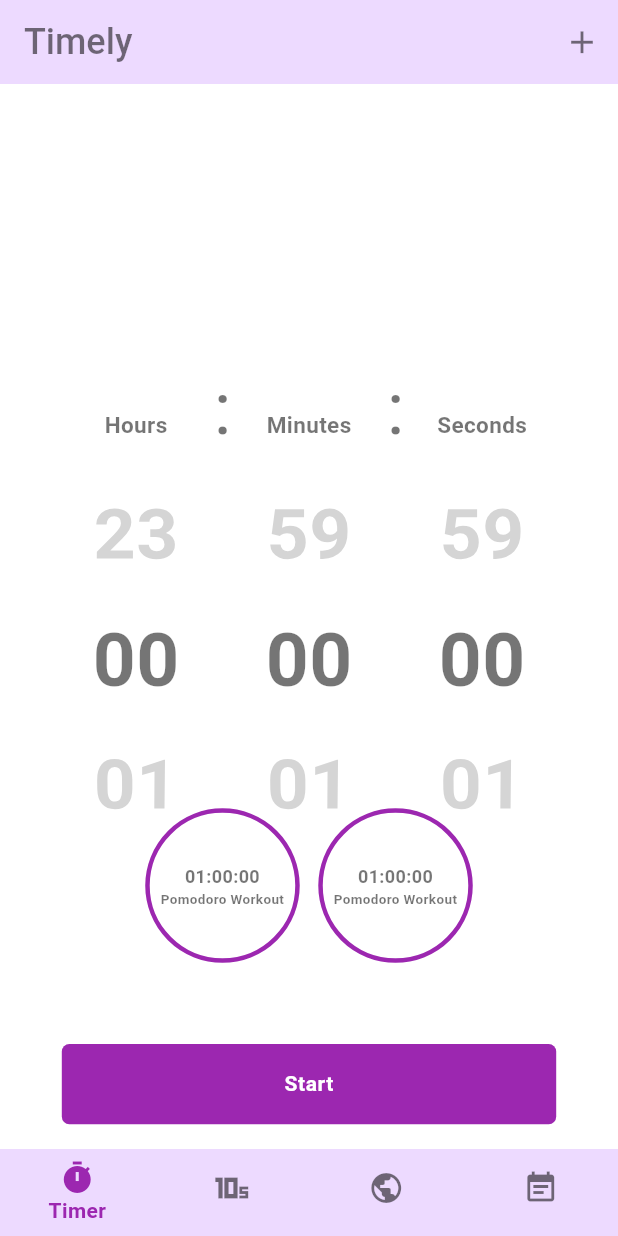
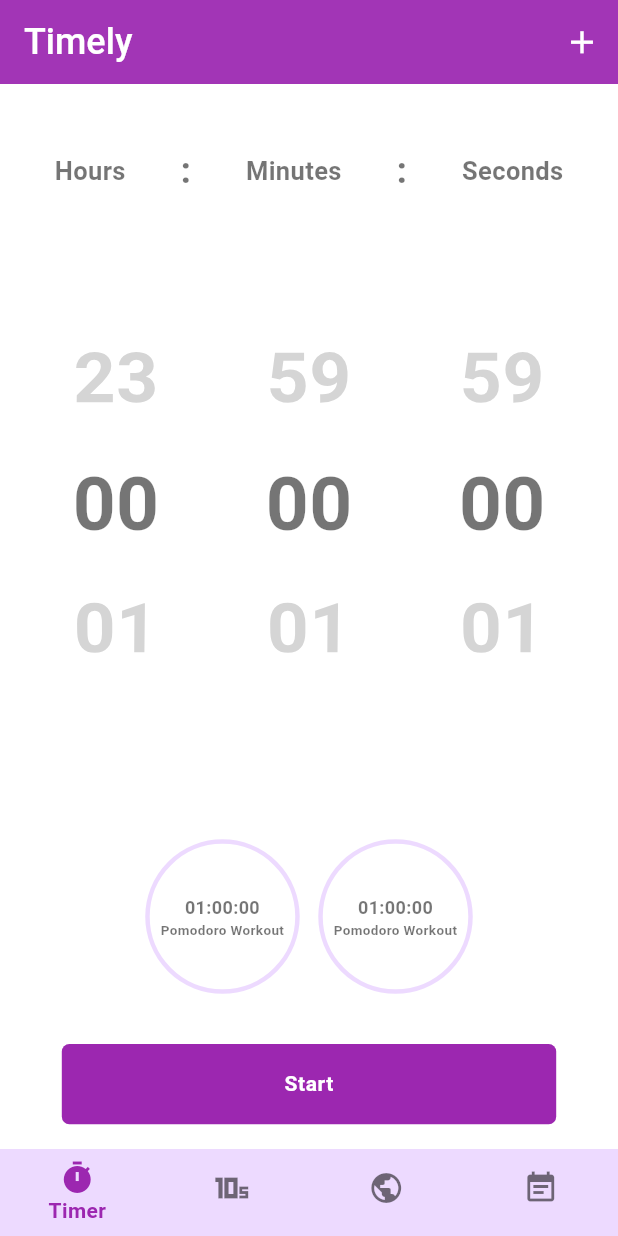
Before and after one commit to yellow-Flickr/timely, a Flutter app: the screen it shows after launch, on a phone screen of 412 x 824 dp. Run offline on Flutter 3.47's test engine with Material 3 defaults, Android fonts, the phone set to English and light mode, and no system bars; our stand-ins replace go_router, timezone.

Commit message:
timer feature commit

```diff
--- a/lib/Components.dart
+++ b/lib/Components.dart
@@ -74,20 +74,19 @@ class DigitSeperator extends StatelessWidget {
     double height = MediaQuery.of(context).size.height;
     // double width = MediaQuery.of(context).size.width;
     return Container(
-      padding: wheelSelector ? EdgeInsets.only(top: height * 0.1) : null,
-      margin: wheelSelector ? const EdgeInsets.only(top: 10) : null,
-      height: wheelSelector ? height * 0.4 : null,
+      padding: wheelSelector ? EdgeInsets.only(top: height * 0.09) : null,
+      margin: wheelSelector ? const EdgeInsets.only(top: 0) : null,
+      height: wheelSelector ? height * 0.3 : null,
       // width: wheelSelector ? width * 0.25 : null,
-      child: Center(
-          child: Text(
-        seperator,
-        style: style ??
-            const TextStyle(
-              textBaseline: TextBaseline.ideographic,
-              fontSize: 50,
-              fontWeight: FontWeight.w400,
+      child: Text(
+              seperator,
+              style: style ??
+        const TextStyle(
+          textBaseline: TextBaseline.ideographic,
+          fontSize: 30,
+          fontWeight: FontWeight.w700,
+        ),
             ),
-      )),
     );
   }
 }
--- a/lib/constant.dart
+++ b/lib/constant.dart
@@ -141,9 +141,9 @@ class Themes {
 }
 
 final double width =
-    MediaQueryData.fromWindow(WidgetsBinding.instance.window).size.width;
+    MediaQueryData.fromView(WidgetsBinding.instance.window).size.width;
 final double height =
-    MediaQueryData.fromWindow(WidgetsBinding.instance.window).size.height;
+    MediaQueryData.fromView(WidgetsBinding.instance.window).size.height;
 
 extension on Duration {
   DateTime get parseToDateTime =>
--- a/lib/src/features/timer/presentation/timer.dart
+++ b/lib/src/features/timer/presentation/timer.dart
@@ -197,12 +197,10 @@ class _TimerState extends State<Timer> {
 
   @override
   void initState() {
-    WidgetsFlutterBinding.ensureInitialized()
-        .addPostFrameCallback((callback) {
-             size = (hourKeys[hour]
-                    .currentContext
-                    ?.findRenderObject() as RenderBox).size;
-        });
+    WidgetsFlutterBinding.ensureInitialized().addPostFrameCallback((callback) {
+      size =
+          (hourKeys[hour].currentContext?.findRenderObject() as RenderBox).size;
+    });
     super.initState();
   }
 
@@ -212,7 +210,7 @@ class _TimerState extends State<Timer> {
     var theme = Theme.of(context);
     return Scaffold(
       appBar: AppBar(
-        // backgroundColor: theme.primaryColor,
+        backgroundColor: theme.colorScheme.inversePrimary,
 
         // Here we take the value from the MyHomePage object that was created by
         // the App.build method, and use it to set our appbar title.
@@ -220,7 +218,10 @@ class _TimerState extends State<Timer> {
             alignment: Alignment.centerLeft,
             child: Text(
               "Timely",
-              style: TextStyle(fontWeight: FontWeight.w500, fontSize: 24),
+              style: TextStyle(
+                  color: Colors.white,
+                  fontWeight: FontWeight.w500,
+                  fontSize: 24),
             )),
         automaticallyImplyLeading: false,
         elevation: 0,
@@ -245,16 +246,16 @@ class _TimerState extends State<Timer> {
                 //     .currentContext
                 //     !.findRenderObject() as RenderBox;
                 hourController
-                    .animateTo(hour *  size.height,
+                    .animateTo(hour * size.height,
                         duration: Duration(milliseconds: 400),
                         curve: Curves.linear)
                     .then((onValue) {
                   minuteController
-                      .animateTo(minutes *  size.height,
+                      .animateTo(minutes * size.height,
                           duration: Duration(milliseconds: 400),
                           curve: Curves.linear)
                       .then((onValue) {
-                    secondController.animateTo(sec *  size.height,
+                    secondController.animateTo(sec * size.height,
                         duration: Duration(milliseconds: 400),
                         curve: Curves.linear);
                   });
@@ -265,6 +266,7 @@ class _TimerState extends State<Timer> {
             },
             icon: Icon(
               Icons.add,
+              color: Colors.white,
               size: 25,
             ),
           )
@@ -278,14 +280,42 @@ class _TimerState extends State<Timer> {
         // title: Text(widget.title),
       ),
       body: Column(
-        mainAxisAlignment: MainAxisAlignment.center,
+        mainAxisAlignment: MainAxisAlignment.start,
         mainAxisSize: MainAxisSize.max,
         children: [
+          Padding(
+            padding: const EdgeInsets.only(top: 40),
+            child: Row(
+              mainAxisAlignment: MainAxisAlignment.spaceEvenly,
+              children: [
+                Text(
+                  "Hours",
+                  style: TextStyle(fontSize: 17),
+                ),
+                Text(
+                  ":",
+                  style: TextStyle(fontSize: 25, fontWeight: FontWeight.w700),
+                ),
+                Text(
+                  "Minutes",
+                  style: TextStyle(fontSize: 17),
+                ),
+                Text(
+                  ":",
+                  style: TextStyle(fontSize: 25, fontWeight: FontWeight.w700),
+                ),
+                Text(
+                  "Seconds",
+                  style: TextStyle(fontSize: 17),
+                ),
+              ],
+            ),
+          ),
           Expanded(
-            flex: 5,
+            flex:3,
             child: Row(
-              crossAxisAlignment: CrossAxisAlignment.baseline,
-              mainAxisAlignment: MainAxisAlignment.center,
+              crossAxisAlignment: CrossAxisAlignment.start,
+              mainAxisAlignment: MainAxisAlignment.spaceEvenly,
               textBaseline: TextBaseline.alphabetic,
               children: [
                 ScrollableTimeSelector(
@@ -299,10 +329,10 @@ class _TimerState extends State<Timer> {
                   label: 'Hours',
                   timeFigures: 24,
                 ),
-                DigitSeperator(
-                  seperator: ':',
-                  wheelSelector: true,
-                ),
+                // DigitSeperator(
+                //   seperator: ':',
+                //   wheelSelector: true,
+                // ),
                 ScrollableTimeSelector(
                   timeKeys: minKeys,
                   controller: minuteController,
@@ -314,10 +344,10 @@ class _TimerState extends State<Timer> {
                   label: 'Minutes',
                   timeFigures: 60,
                 ),
-                DigitSeperator(
-                  seperator: ':',
-                  wheelSelector: true,
-                ),
+                // DigitSeperator(
+                //   seperator: ':',
+                //   wheelSelector: true,
+                // ),
                 ScrollableTimeSelector(
                   timeKeys: secKeys,
                   controller: secondController,
@@ -332,9 +362,11 @@ class _TimerState extends State<Timer> {
               ],
             ),
           ),
+
           // Expanded(child: SizedBox(width: width * 0.05,)),
+
           Expanded(
-            flex: 2,
+            // flex: 5,
             child: ListView.separated(
               itemCount: context.watch<TimerStates>().timers.length,
               padding: EdgeInsets.symmetric(horizontal: width * .02),
@@ -387,9 +419,9 @@ class TimerTickerPresets extends StatelessWidget {
       width: width * 0.25,
       // height: height * 0.1,
       decoration: BoxDecoration(
-          color: Colors.transparent,
+          // color: Colors.grey,
           shape: BoxShape.circle,
-          border: Border.all(width: 3, color: theme.primaryColorDark)),
+          border: Border.all(width: 3, color: theme.primaryColor)),
       child: Column(
         mainAxisAlignment: MainAxisAlignment.center,
         crossAxisAlignment: CrossAxisAlignment.center,
@@ -442,15 +474,15 @@ class ScrollableTimeSelector extends StatelessWidget {
     return Column(
       mainAxisAlignment: MainAxisAlignment.center,
       children: [
-        Container(
-          padding: EdgeInsets.symmetric(vertical: height * 0.02),
-          width: width * 0.25,
-          child: Center(
-              child: Text(
-            label,
-            style: labelStyle ?? const TextStyle(fontSize: 15),
-          )),
-        ),
+        // Container(
+        //   padding: EdgeInsets.symmetric(vertical: height * 0.02),
+        //   width: width * 0.25,
+        //   child: Center(
+        //       child: Text(
+        //     label,
+        //     style: labelStyle ?? const TextStyle(fontSize: 15),
+        //   )),
+        // ),
         Container(
           margin: const EdgeInsets.only(bottom: 15),
           height: height * 0.3,
@@ -477,7 +509,10 @@ class ScrollableTimeSelector extends StatelessWidget {
                           alignment: Alignment.bottomCenter,
                           child: Text(
                             (index).toString().padLeft(2, '0'),
-                            style: style ?? const TextStyle(fontSize: 50,textBaseline: TextBaseline.ideographic),
+                            style: style ??
+                                const TextStyle(
+                                    fontSize: 50,
+                                    textBaseline: TextBaseline.ideographic),
                           ))))),
         ),
       ],
```
